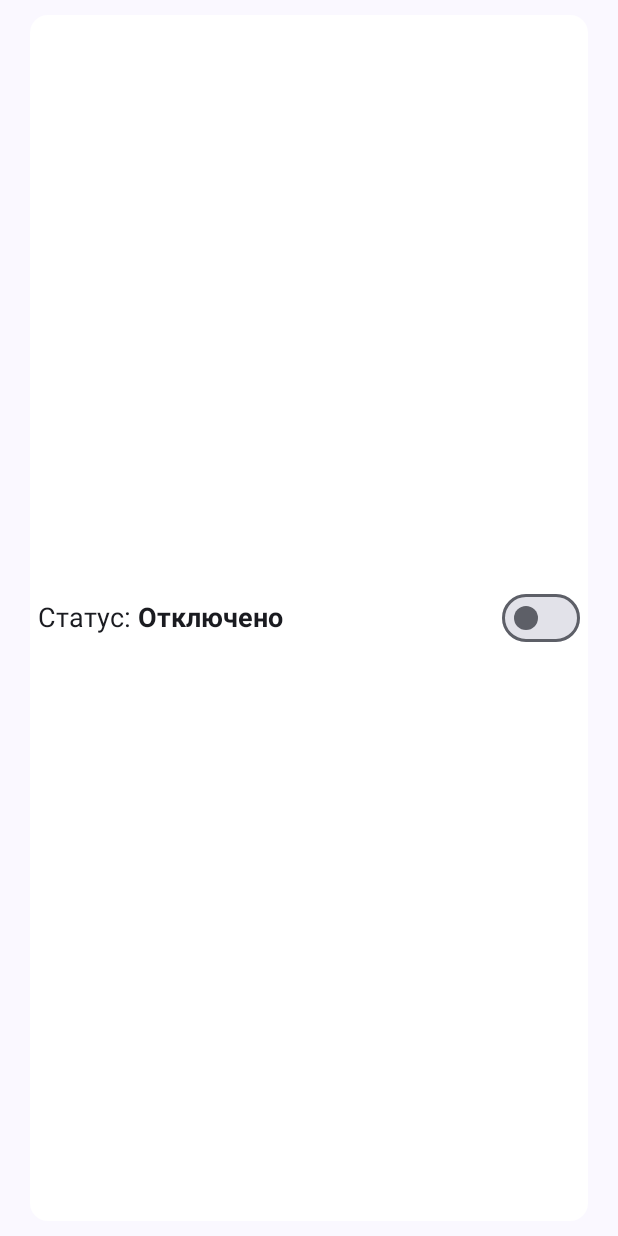
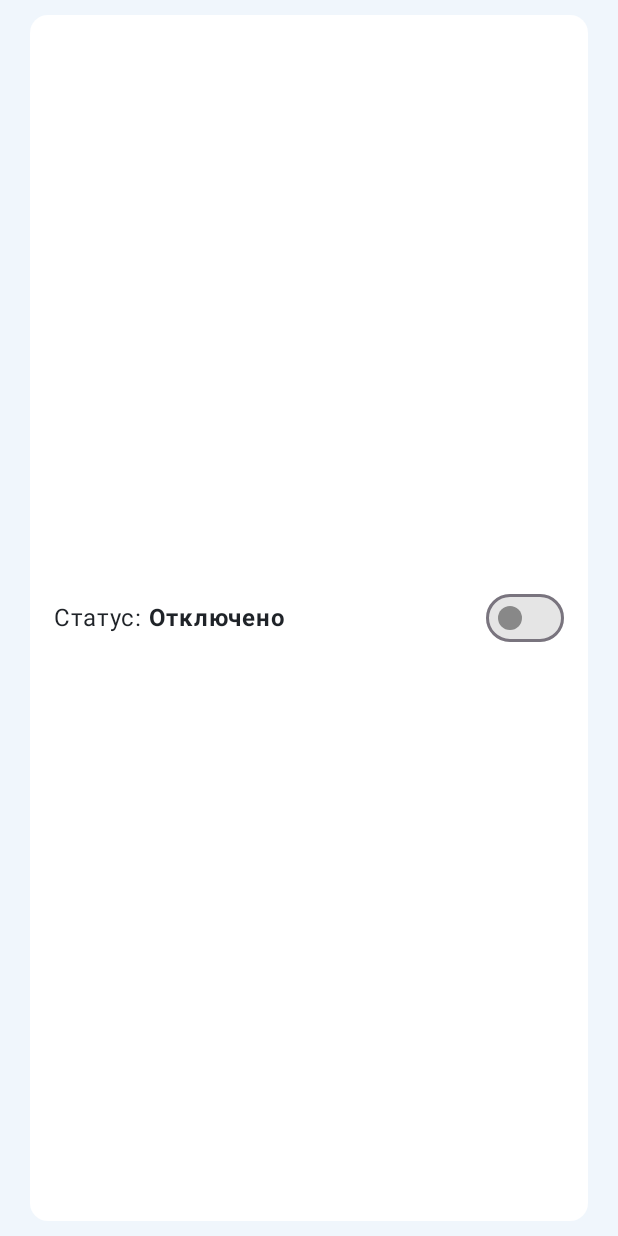
Before and after one commit to holodnayazvezda/PickMeCommentator, an Android app built with Jetpack Compose: the composable ServerConnectionElement shown on its own in the app's theme, on a phone screen of 412 x 824 dp. Run offline under Robolectric (Android 15) with nearby library versions, the phone set to English and light mode, and no system bars; libraries missing offline, so code that uses them is left out: io.socket.client; 2 statements that could not run were skipped.

Commit message:
added ui theme

```diff
--- a/app/src/main/java/com/example/pickmecommentator/presentation/components/ServerConnectionElement.kt
+++ b/app/src/main/java/com/example/pickmecommentator/presentation/components/ServerConnectionElement.kt
@@ -22,12 +22,10 @@ import androidx.compose.ui.Modifier
 import androidx.compose.ui.draw.clip
 import androidx.compose.ui.graphics.Color
 import androidx.compose.ui.text.SpanStyle
-import androidx.compose.ui.text.TextStyle
 import androidx.compose.ui.text.buildAnnotatedString
 import androidx.compose.ui.text.font.FontWeight
 import androidx.compose.ui.text.withStyle
 import androidx.compose.ui.unit.dp
-import androidx.compose.ui.unit.sp
 import com.example.pickmecommentator.presentation.screens.main.bottomnav.current_session.CurrentSessionScreenViewModel
 
 @Composable
@@ -41,7 +39,7 @@ fun ServerConnectionElement(
             .fillMaxSize()
             .padding(horizontal = 20.dp, vertical = 10.dp)
             .clip(RoundedCornerShape(12.dp))
-            .background(MaterialTheme.colorScheme.onPrimary),
+            .background(MaterialTheme.colorScheme.surfaceVariant), // Changed to surfaceVariant for contrast
         horizontalArrangement = Arrangement.SpaceBetween,
         verticalAlignment = Alignment.CenterVertically,
     ) {
@@ -60,25 +58,31 @@ fun ServerConnectionElement(
             }
         }
         Text(
-            modifier = Modifier.padding(start = 5.dp),
+            modifier = Modifier.padding(start = 16.dp),
             text = statusText,
-            style = TextStyle(
-                fontSize = 18.sp
-            )
+            style = MaterialTheme.typography.bodyLarge,
+            color = MaterialTheme.colorScheme.onSurfaceVariant
         )
 
         Switch(
-            modifier = Modifier.padding(end = 5.dp),
+            modifier = Modifier.padding(end = 16.dp),
             checked = connectionState.isConnected,
             onCheckedChange = {
                 viewModel.onSwitchChanged()
             },
+            colors = SwitchDefaults.colors(
+                checkedThumbColor = MaterialTheme.colorScheme.primary,
+                checkedTrackColor = MaterialTheme.colorScheme.secondary,
+                uncheckedThumbColor = Color.Gray,
+                uncheckedTrackColor = Color.LightGray.copy(alpha = 0.5f)
+            ),
             thumbContent = if (connectionState.isConnected) {
                 {
                     Icon(
                         imageVector = Icons.Filled.Check,
                         contentDescription = null,
                         modifier = Modifier.size(SwitchDefaults.IconSize),
+                        tint = Color.White
                     )
                 }
             } else {
```
Also changed, not shown: app/src/main/java/com/example/pickmecommentator/presentation/components/BottomNavigationBar.kt (deleted, +0 -12 lines), app/src/main/java/com/example/pickmecommentator/presentation/components/CommentItem.kt (+8 -6 lines), app/src/main/java/com/example/pickmecommentator/presentation/screens/main/MainScreen.kt (+14 -2 lines), app/src/main/java/com/example/pickmecommentator/presentation/screens/main/bottomnav/current_session/CurrentSessionScreen.kt (+36 -1 lines), app/src/main/java/com/example/pickmecommentator/presentation/theme/Color.kt (+13 -6 lines), app/src/main/java/com/example/pickmecommentator/presentation/theme/Theme.kt (+23 -30 lines).
